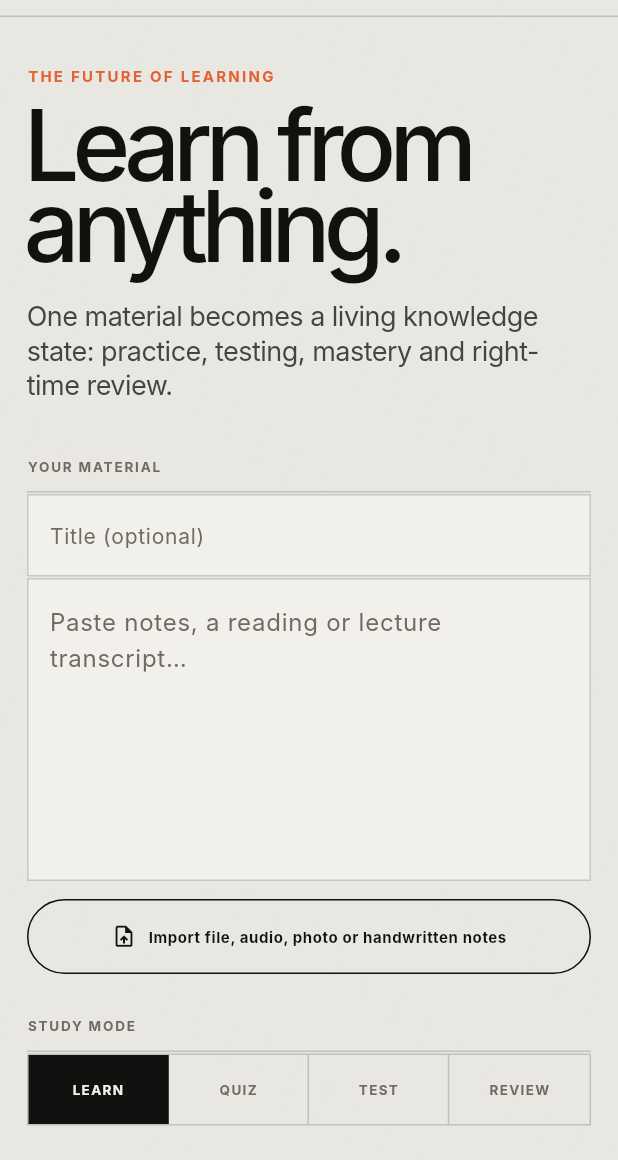
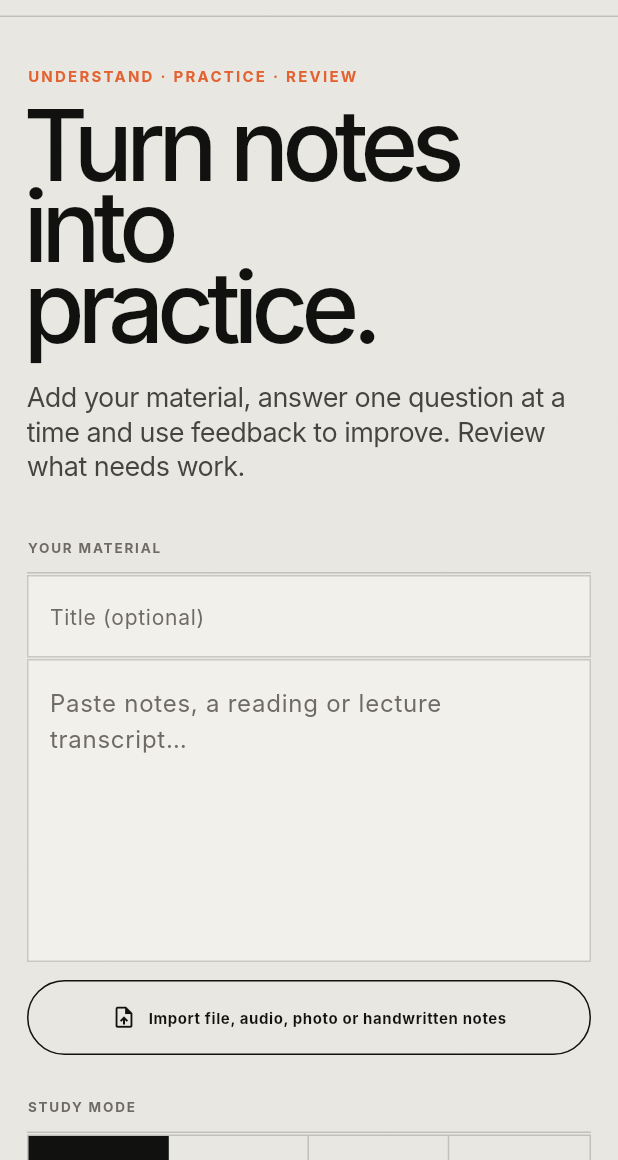
Before and after one commit to raphaelribeirob/InstantStudy, a Flutter app: the screen it shows after launch, on a phone screen of 412 x 824 dp, the part 76-1236 px from its top. Run offline on Flutter 3.47's test engine with Material 3 defaults, Android fonts, the phone set to English and light mode, and no system bars; our stand-ins replace file_picker, flutter_tts, shared_preferences; Roboto replaces fonts that are missing (Inter).

Commit message:
feat(offer): translate native app-first learning and honest account continuity

```diff
--- a/apps/flutter_app/lib/i18n.dart
+++ b/apps/flutter_app/lib/i18n.dart
@@ -58,9 +58,15 @@ const _messages = <String, Map<String, String>>{
     'insights': 'Insights',
     'podcast': 'Podcast',
     'studyGame': 'Study Game',
-    'futureLearning': 'THE FUTURE OF LEARNING',
-    'learnAnything': 'Learn from\nanything.',
-    'entryBody': 'One material becomes a living knowledge state: practice, testing, mastery and right-time review.',
+    'futureLearning': 'UNDERSTAND · PRACTICE · REVIEW',
+    'learnAnything': 'Turn notes into\npractice.',
+    'entryBody': 'Add your material, answer one question at a time and use feedback to improve. Review what needs work.',
+    'continuityNote': 'Cross-device and ChatGPT account sync is not active yet.',
+    'firstAnswerEvidence': 'First answer recorded. Check the feedback and strengthen what was missing.',
+    'summaryReview': 'Practice this material in Review mode',
+    'weakConcepts': 'CONCEPTS TO REVISIT',
+    'summaryPracticeCopy': 'Your answers were recorded for this study session. Revisit weak concepts to practice again.',
+    'testAnswerCount': '{{answered}} of {{total}} questions answered.',
     'yourMaterial': 'YOUR MATERIAL',
     'titleOptional': 'Title (optional)',
     'pasteMaterial': 'Paste notes, a reading or lecture transcript…',
@@ -72,7 +78,7 @@ const _messages = <String, Map<String, String>>{
     'review': 'REVIEW',
     'questions': 'Questions',
     'time': 'Time',
-    'start': 'Start InstantStudy',
+    'start': 'Start practicing',
     'building': 'Building…',
     'evaluating': 'Evaluating…',
     'submitAnswer': 'Submit answer',
@@ -112,9 +118,15 @@ const _messages = <String, Map<String, String>>{
     'insights': 'Insights',
     'podcast': 'Podcast',
     'studyGame': 'Jogo de Estudo',
-    'futureLearning': 'O FUTURO DO APRENDIZADO',
-    'learnAnything': 'Aprenda com\nqualquer coisa.',
-    'entryBody': 'Um único material se transforma em um estado vivo de conhecimento: prática, testes, domínio e revisão no momento certo.',
+    'futureLearning': 'ENTENDA · PRATIQUE · REVISE',
+    'learnAnything': 'Transforme notas\nem prática.',
+    'entryBody': 'Adicione seu material, responda uma pergunta por vez e use o feedback para melhorar. Revise o que precisa de atenção.',
+    'continuityNote': 'A sincronização da conta entre dispositivos e ChatGPT ainda não está ativa.',
+    'firstAnswerEvidence': 'Primeira resposta registrada. Confira o feedback e pratique o que faltou.',
+    'summaryReview': 'Praticar este material no modo Revisão',
+    'weakConcepts': 'CONCEITOS PARA REVISAR',
+    'summaryPracticeCopy': 'Suas respostas foram registradas nesta sessão. Revise os conceitos difíceis para praticar novamente.',
+    'testAnswerCount': '{{answered}} de {{total}} questões respondidas.',
     'yourMaterial': 'SEU MATERIAL',
     'titleOptional': 'Título (opcional)',
     'pasteMaterial': 'Cole notas, uma leitura ou transcrição de aula…',
@@ -126,7 +138,7 @@ const _messages = <String, Map<String, String>>{
     'review': 'REVISAR',
     'questions': 'Questões',
     'time': 'Tempo',
-    'start': 'Começar InstantStudy',
+    'start': 'Começar a praticar',
     'building': 'Criando…',
     'evaluating': 'Avaliando…',
     'submitAnswer': 'Enviar resposta',
```
